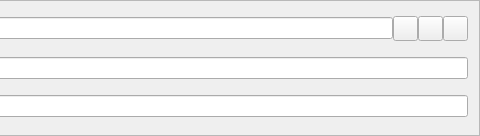
This is src/qt/forms/sendcoinsentry.ui in bitbaymarket/bitbay-core as Qt 5 draws it before an edit; both pictures show x 249 to 729 and y 0 to 136 of the 729 by 136 pixel window. The edited form follows.
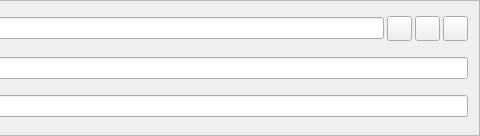
This is the edited form. Icons and pictures are not drawn. Custom widgets are drawn as their Qt base class.

Commit message: Push buttons styles adjustements

```diff
--- a/src/qt/forms/sendcoinsentry.ui
+++ b/src/qt/forms/sendcoinsentry.ui
@@ -68,7 +68,7 @@
    <item row="3" column="1">
     <layout class="QHBoxLayout" name="payToLayout">
      <property name="spacing">
-      <number>0</number>
+      <number>3</number>
      </property>
      <item>
       <widget class="QValidatedLineEdit" name="payTo">
```
The commit also changes 3 other files.
